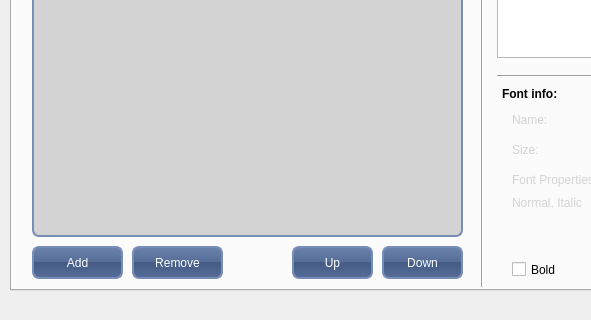
Before: the Qt Designer form mainwindow.ui in aroyer-qc/GUI_Builder, drawn with Qt 5; both pictures show x 0 to 591 and y 299 to 619 of the 1281 by 619 pixel window.
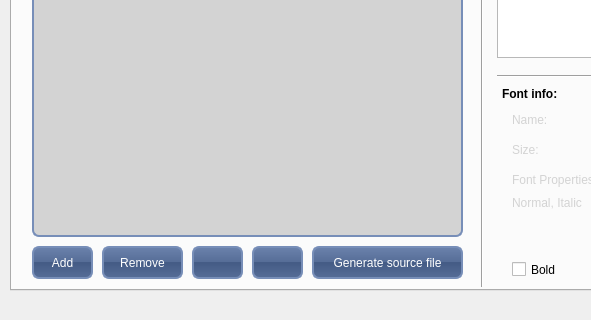
After: the same form once the commit is applied. The open tabs and pages were chosen to show the change. Icons and pictures are not drawn.

```diff
--- a/mainwindow.ui
+++ b/mainwindow.ui
@@ -700,7 +700,7 @@
        <rect>
         <x>20</x>
         <y>490</y>
-        <width>91</width>
+        <width>61</width>
         <height>33</height>
        </rect>
       </property>
@@ -724,9 +724,9 @@
      <widget class="QPushButton" name="ButtonRemoveFont">
       <property name="geometry">
        <rect>
-        <x>120</x>
+        <x>90</x>
         <y>490</y>
-        <width>91</width>
+        <width>81</width>
         <height>33</height>
        </rect>
       </property>
@@ -750,9 +750,9 @@
      <widget class="QPushButton" name="ButtonUpFont">
       <property name="geometry">
        <rect>
-        <x>280</x>
+        <x>180</x>
         <y>490</y>
-        <width>81</width>
+        <width>51</width>
         <height>33</height>
        </rect>
       </property>
@@ -760,7 +760,7 @@
        <string notr="true"/>
       </property>
       <property name="text">
-       <string>Up</string>
+       <string/>
       </property>
       <property name="icon">
        <iconset resource="SkinRessource.qrc">
@@ -776,9 +776,9 @@
      <widget class="QPushButton" name="ButtonDownFont">
       <property name="geometry">
        <rect>
-        <x>370</x>
+        <x>240</x>
         <y>490</y>
-        <width>81</width>
+        <width>51</width>
         <height>33</height>
        </rect>
       </property>
@@ -786,7 +786,7 @@
        <string notr="true"/>
       </property>
       <property name="text">
-       <string>Down</string>
+       <string/>
       </property>
       <property name="icon">
        <iconset resource="SkinRessource.qrc">
@@ -1142,6 +1142,38 @@
        </rect>
       </property>
      </widget>
+     <widget class="QPushButton" name="ButtonConvertFont">
+      <property name="geometry">
+       <rect>
+        <x>300</x>
+        <y>490</y>
+        <width>151</width>
+        <height>33</height>
+       </rect>
+      </property>
+      <property name="sizePolicy">
+       <sizepolicy hsizetype="Fixed" vsizetype="Fixed">
+        <horstretch>0</horstretch>
+        <verstretch>0</verstretch>
+       </sizepolicy>
+      </property>
+      <property name="styleSheet">
+       <string notr="true"/>
+      </property>
+      <property name="text">
+       <string>Generate source file</string>
+      </property>
+      <property name="icon">
+       <iconset resource="SkinRessource.qrc">
+        <normaloff>:/graphic/convert20.png</normaloff>:/graphic/convert20.png</iconset>
+      </property>
+      <property name="iconSize">
+       <size>
+        <width>20</width>
+        <height>20</height>
+       </size>
+      </property>
+     </widget>
     </widget>
     <widget class="QWidget" name="Audio">
      <attribute name="title">
```
Left out of the diff: 66 changed lines with no effect on the pictures.
